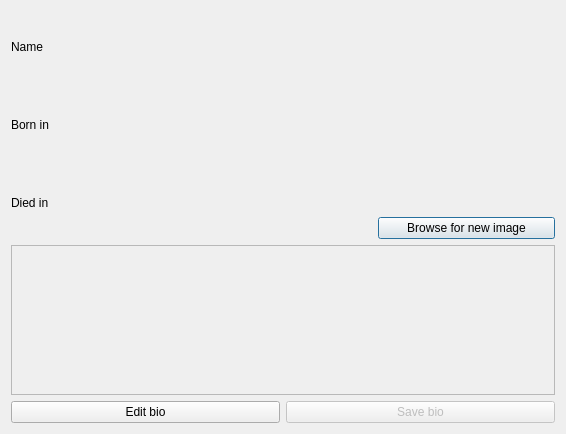
Qt form vika3/Vika3/dialogmoreinfo.ui (BeanBean-Nyah/T113-VLN) before a commit.
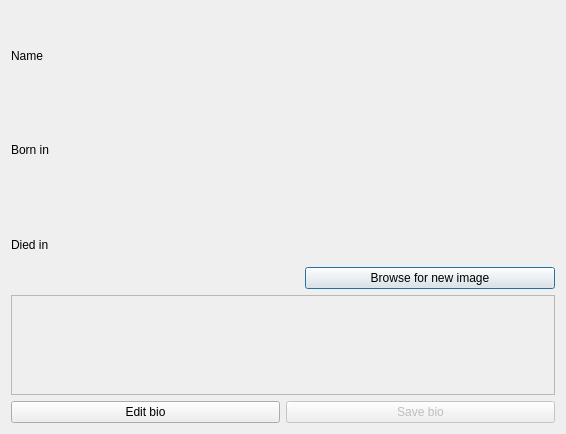
The same form after that commit.

What changed in the file:
```diff
--- a/vika3/Vika3/dialogmoreinfo.ui
+++ b/vika3/Vika3/dialogmoreinfo.ui
@@ -77,8 +77,8 @@
           <widget class="QLabel" name="label_image">
            <property name="minimumSize">
             <size>
-             <width>0</width>
-             <height>200</height>
+             <width>250</width>
+             <height>250</height>
             </size>
            </property>
            <property name="text">
```
